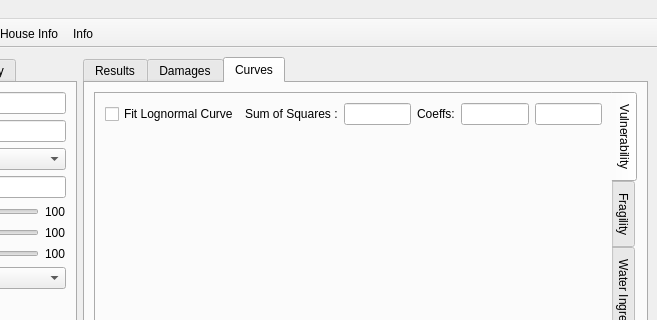
This is src/gui/ui/main.ui in GeoscienceAustralia/vaws as Qt 5 draws it before an edit; both pictures show x 348 to 1005 and y 0 to 320 of the 1005 by 673 pixel window. The edited form follows.
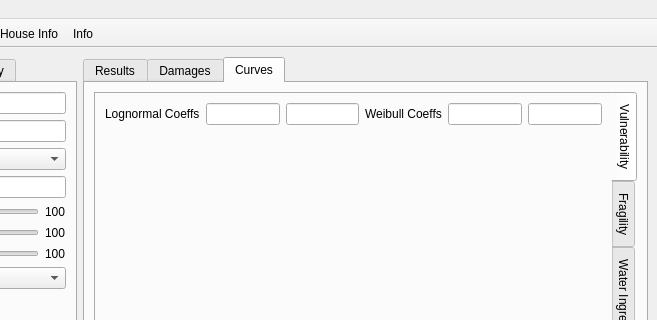
This is the edited form. The open tabs and pages were chosen to show the change. Icons and pictures are not drawn. Custom widgets are drawn as their Qt base class.

Commit message: VAWS-8 alter curve plots add legend

The edit to the form file:
```diff
--- a/src/gui/ui/main.ui
+++ b/src/gui/ui/main.ui
@@ -1745,47 +1745,23 @@
              <layout class="QVBoxLayout" name="verticalLayout_2">
               <item>
                <layout class="QHBoxLayout" name="horizontalLayout_8">
-                <item>
-                 <widget class="QCheckBox" name="fitLognormalCurve">
-                  <property name="text">
-                   <string>Fit Lognormal Curve</string>
-                  </property>
-                 </widget>
-                </item>
-                <item>
-                 <spacer name="horizontalSpacer">
-                  <property name="orientation">
-                   <enum>Qt::Horizontal</enum>
-                  </property>
-                  <property name="sizeHint" stdset="0">
-                   <size>
-                    <width>40</width>
-                    <height>20</height>
-                   </size>
-                  </property>
-                 </spacer>
-                </item>
                 <item>
                  <widget class="QLabel" name="label_29">
                   <property name="text">
-                   <string>Sum of Squares :</string>
+                   <string>Lognormal Coeffs</string>
                   </property>
                  </widget>
                 </item>
                 <item>
-                 <widget class="QLineEdit" name="sumOfSquares">
-                  <property name="enabled">
-                   <bool>true</bool>
-                  </property>
-                  <property name="readOnly">
-                   <bool>true</bool>
-                  </property>
-                 </widget>
+                 <widget class="QLineEdit" name="ln_coeff_1"/>
+                </item>
+                <item>
+                 <widget class="QLineEdit" name="ln_coeff_2"/>
                 </item>
                 <item>
                  <widget class="QLabel" name="label_30">
                   <property name="text">
-                   <string>Coeffs:</string>
+                   <string>Weibull Coeffs</string>
                   </property>
                  </widget>
                 </item>
```
Left out of the diff: 12 changed lines with no effect on the pictures. The commit also changes 2 other files.
